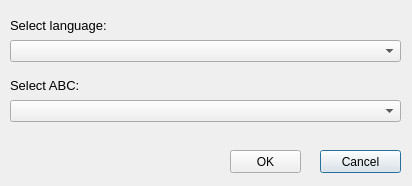
The window that FormSelectLanguage.ui (mazbrili/qabcs) describes before a commit, drawn with Qt 5.
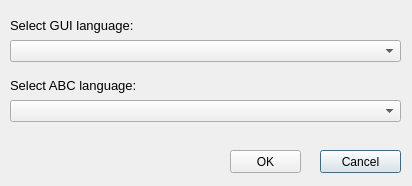
The same window after the commit.

The edit to the form file:
```diff
--- a/FormSelectLanguage.ui
+++ b/FormSelectLanguage.ui
@@ -28,7 +28,7 @@
     </font>
    </property>
    <property name="text">
-    <string>Select ABC:</string>
+    <string>Select ABC language:</string>
    </property>
   </widget>
   <widget class="QComboBox" name="comboBox">
@@ -82,7 +82,7 @@
     </font>
    </property>
    <property name="text">
-    <string>Select language:</string>
+    <string>Select GUI language:</string>
    </property>
   </widget>
   <widget class="QComboBox" name="comboBox_2">
```
